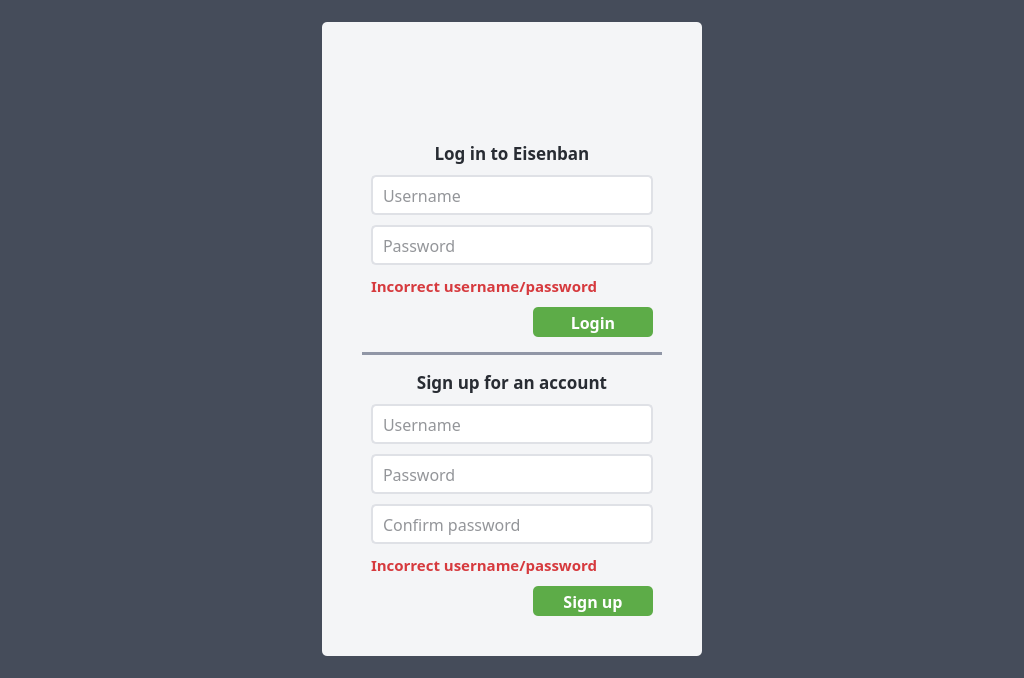
Above: src/eisenban/ui/welcome.ui from clockworksspheres/eisenban before the change. Below: the same form after it.
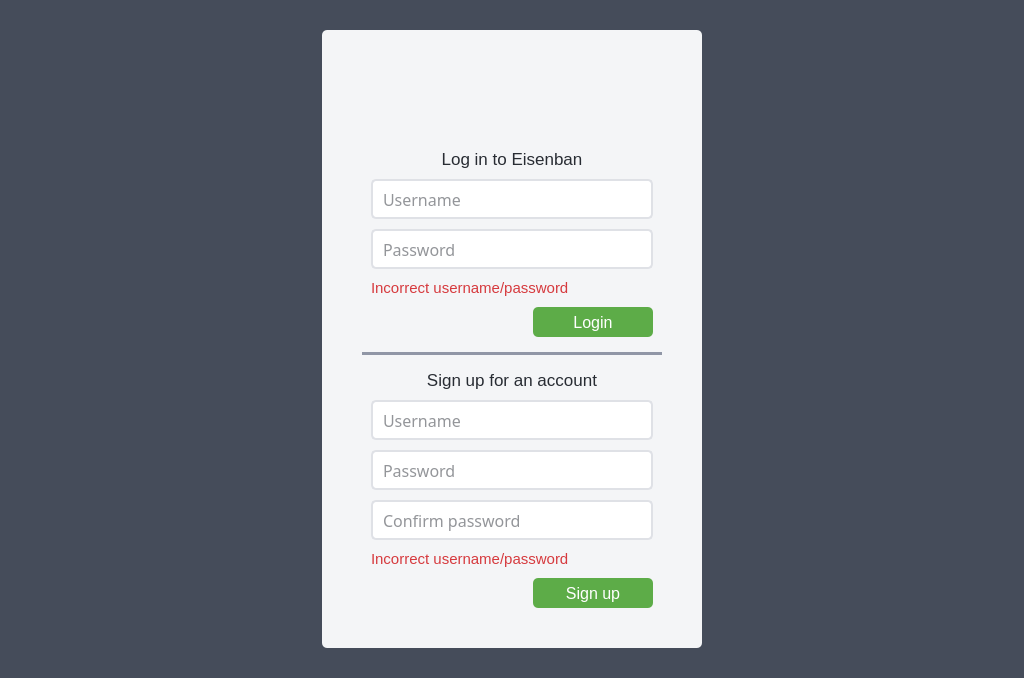
That is the form after the change. Icons and pictures are not drawn.

```diff
--- a/src/eisenban/ui/welcome.ui
+++ b/src/eisenban/ui/welcome.ui
@@ -219,9 +219,9 @@
                      <widget class="QLabel" name="label_login">
                       <property name="font">
                        <font>
-                        <family>Torus Pro</family>
+                        <family>Arimo</family>
                         <pointsize>13</pointsize>
-                        <bold>true</bold>
+                        <bold>false</bold>
                        </font>
                       </property>
                       <property name="styleSheet">
@@ -359,9 +359,9 @@
                      <widget class="QLabel" name="label_login_msg">
                       <property name="font">
                        <font>
-                        <family>Torus Pro</family>
+                        <family>Arimo</family>
                         <pointsize>11</pointsize>
-                        <bold>true</bold>
+                        <bold>false</bold>
                        </font>
                       </property>
                       <property name="styleSheet">
@@ -409,9 +409,9 @@
                         </property>
                         <property name="font">
                          <font>
-                          <family>Torus Pro</family>
+                          <family>Arimo</family>
                           <pointsize>12</pointsize>
-                          <bold>true</bold>
+                          <bold>false</bold>
                          </font>
                         </property>
                         <property name="cursor">
@@ -483,9 +483,9 @@
                      <widget class="QLabel" name="label_signup">
                       <property name="font">
                        <font>
-                        <family>Torus Pro</family>
+                        <family>Arimo</family>
                         <pointsize>13</pointsize>
-                        <bold>true</bold>
+                        <bold>false</bold>
                        </font>
                       </property>
                       <property name="styleSheet">
@@ -683,9 +683,9 @@
                      <widget class="QLabel" name="label_signup_msg">
                       <property name="font">
                        <font>
-                        <family>Torus Pro</family>
+                        <family>Arimo</family>
                         <pointsize>11</pointsize>
-                        <bold>true</bold>
+                        <bold>false</bold>
                        </font>
                       </property>
                       <property name="styleSheet">
@@ -733,9 +733,9 @@
                         </property>
                         <property name="font">
                          <font>
-                          <family>Torus Pro</family>
+                          <family>Arimo</family>
                           <pointsize>12</pointsize>
-                          <bold>true</bold>
+                          <bold>false</bold>
                          </font>
                         </property>
                         <property name="cursor">
```
Left out of the diff: 8 changed lines with no effect on the pictures.
